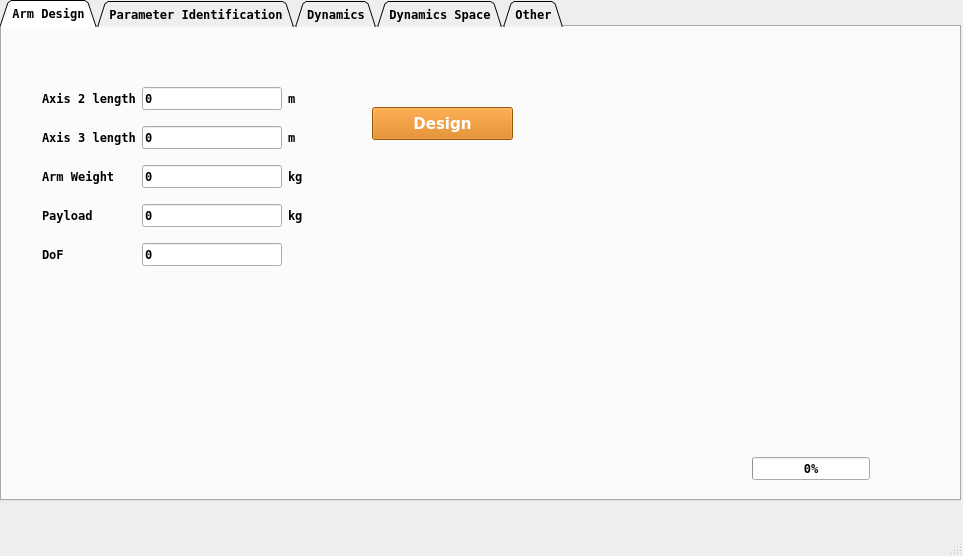
This is interface_control/scripts/main.ui in SamKaiYang/Optimization-of-robotic-arm-design as Qt 5 draws it before an edit. The edited form follows.
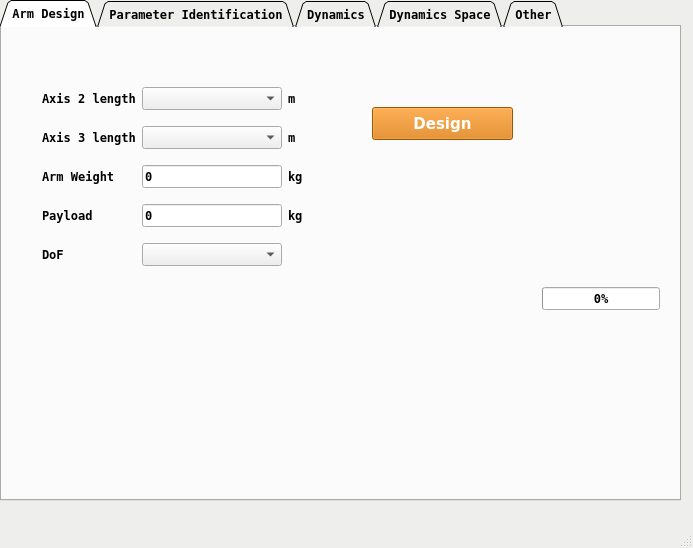
This is the edited form. The open tabs and pages were chosen to show the change. Icons and pictures are not drawn.

Commit message: add combox select arm design parameter

```diff
--- a/interface_control/scripts/main.ui
+++ b/interface_control/scripts/main.ui
@@ -6,8 +6,8 @@
    <rect>
     <x>0</x>
     <y>0</y>
-    <width>963</width>
-    <height>556</height>
+    <width>693</width>
+    <height>548</height>
    </rect>
   </property>
   <property name="palette">
@@ -95,7 +95,7 @@
      <rect>
       <x>0</x>
       <y>0</y>
-      <width>961</width>
+      <width>681</width>
       <height>501</height>
      </rect>
     </property>
@@ -122,8 +122,8 @@
      <widget class="QProgressBar" name="progressBar_design">
       <property name="geometry">
        <rect>
-        <x>750</x>
-        <y>430</y>
+        <x>540</x>
+        <y>260</y>
         <width>118</width>
         <height>23</height>
        </rect>
@@ -149,13 +149,6 @@
          </property>
         </widget>
        </item>
-       <item row="1" column="1">
-        <widget class="QLineEdit" name="lineEdit_axis_3">
-         <property name="text">
-          <string>0</string>
-         </property>
-        </widget>
-       </item>
        <item row="3" column="0">
         <widget class="QLabel" name="label_11">
          <property name="text">
@@ -191,13 +184,6 @@
          </property>
         </widget>
        </item>
-       <item row="0" column="1">
-        <widget class="QLineEdit" name="lineEdit_axis_2">
-         <property name="text">
-          <string>0</string>
-         </property>
-        </widget>
-       </item>
        <item row="1" column="2">
         <widget class="QLabel" name="label_14">
          <property name="text">
@@ -219,13 +205,6 @@
          </property>
         </widget>
        </item>
-       <item row="4" column="1">
-        <widget class="QLineEdit" name="lineEdit_dof">
-         <property name="text">
-          <string>0</string>
-         </property>
-        </widget>
-       </item>
        <item row="2" column="2">
         <widget class="QLabel" name="label_18">
          <property name="text">
@@ -240,6 +219,15 @@
          </property>
         </widget>
        </item>
+       <item row="0" column="1">
+        <widget class="QComboBox" name="comboBox_2_length"/>
+       </item>
+       <item row="1" column="1">
+        <widget class="QComboBox" name="comboBox_3_length"/>
+       </item>
+       <item row="4" column="1">
+        <widget class="QComboBox" name="comboBox_dof"/>
+       </item>
       </layout>
      </widget>
      <widget class="QPushButton" name="btn_dynamics_design">
```
Left out of the diff: 50 changed lines with no effect on the pictures. The commit also changes 7 other files.
